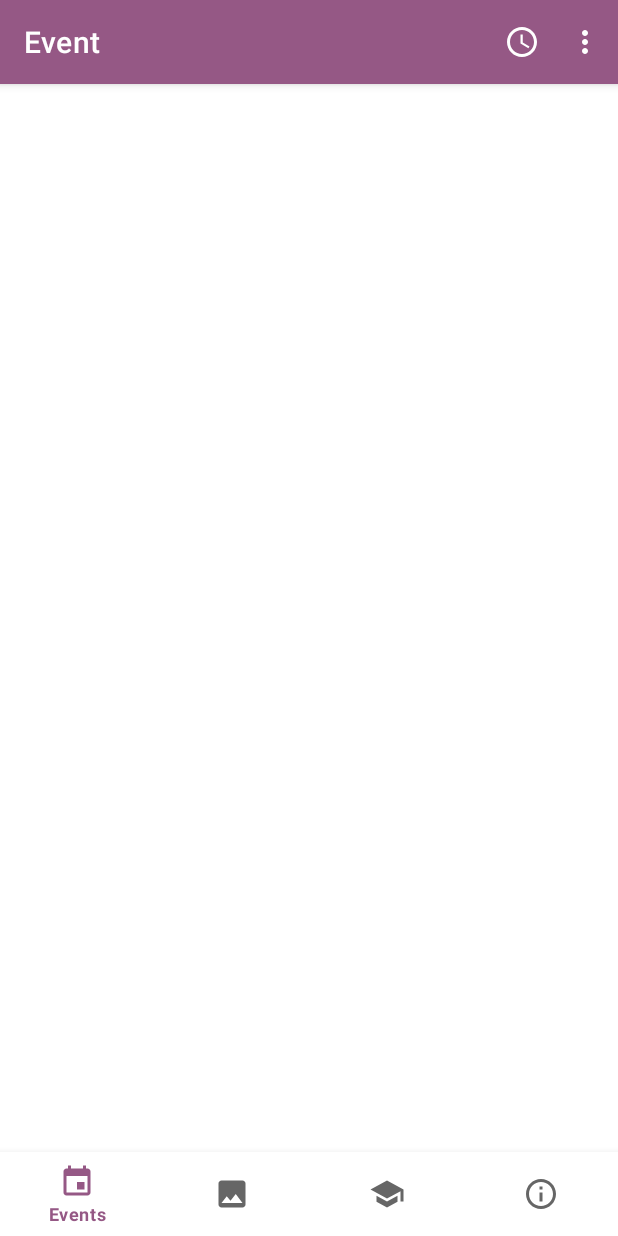
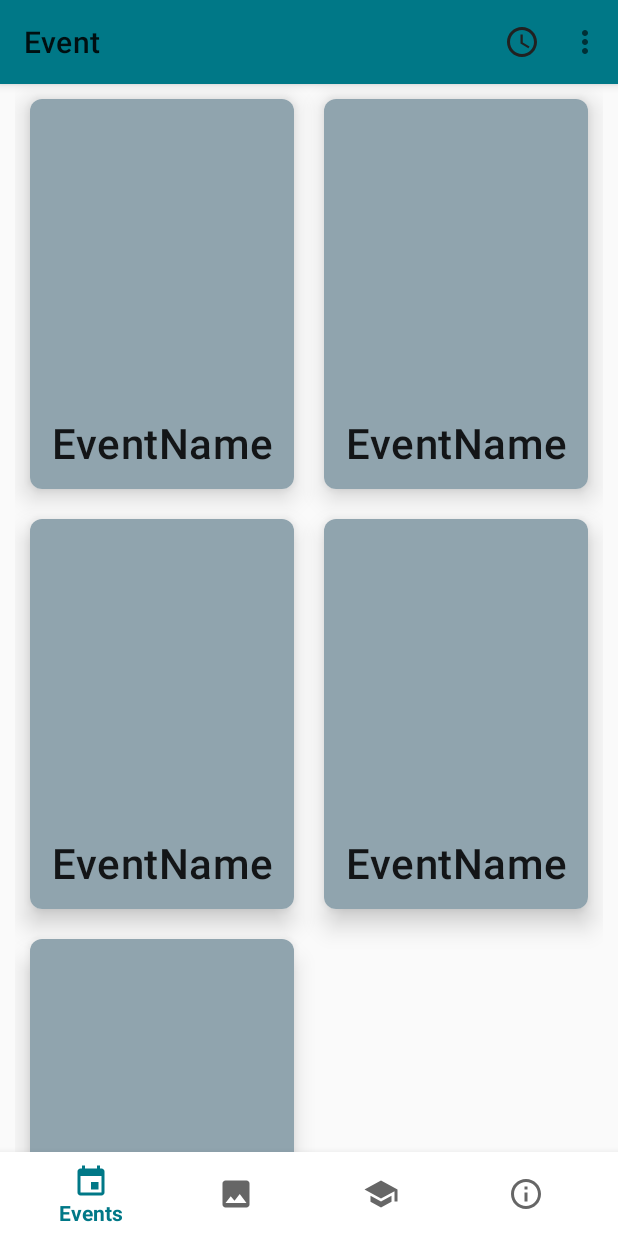
Before and after one commit to krnsree/TechUtsav2k20, an Android app: the screen it shows after launch (MainActivity), on a phone screen of 412 x 824 dp. Run offline under Robolectric (Android 15) with nearby library versions, the phone set to English and light mode, and no system bars.

Commit message:
complted event

```diff
--- a/app/src/main/java/com/example/techutsav/EventFragment.java
+++ b/app/src/main/java/com/example/techutsav/EventFragment.java
@@ -9,6 +9,8 @@ import androidx.annotation.NonNull;
 import androidx.appcompat.app.AppCompatActivity;
 import androidx.appcompat.widget.Toolbar;
 import androidx.fragment.app.Fragment;
+import androidx.recyclerview.widget.GridLayoutManager;
+import androidx.recyclerview.widget.RecyclerView;
 
 import android.view.LayoutInflater;
 import android.view.Menu;
@@ -27,7 +29,8 @@ public class EventFragment extends Fragment {
     public EventFragment() {
         // Required empty public constructor
     }
-
+    private RecyclerView eventsList;
+    private EventRecyclerViewAdapter adapter;
 
     @Override
     public View onCreateView(LayoutInflater inflater, ViewGroup container,
@@ -35,6 +38,14 @@ public class EventFragment extends Fragment {
         // Inflate the layout for this fragment
 
         View view = inflater.inflate(R.layout.fragment_event, container, false);
+
+        //RecyclerView
+        eventsList = view.findViewById(R.id.event_list);
+        eventsList.setHasFixedSize(true);
+        eventsList.setLayoutManager(new GridLayoutManager(getContext(),2,GridLayoutManager.VERTICAL,false));
+        adapter = new EventRecyclerViewAdapter(getContext());
+        eventsList.setAdapter(adapter);
+
 
         //Action Bar
         eventActionBar(view);
--- /dev/null
+++ b/app/src/main/java/com/example/techutsav/EventRecyclerViewAdapter.java
@@ -0,0 +1,42 @@
+package com.example.techutsav;
+
+import android.content.Context;
+import android.view.LayoutInflater;
+import android.view.View;
+import android.view.ViewGroup;
+
+import androidx.annotation.NonNull;
+import androidx.recyclerview.widget.RecyclerView;
+
+import java.util.List;
+
+public class EventRecyclerViewAdapter extends RecyclerView.Adapter<EventRecyclerViewAdapter.VIewHolder> {
+
+
+    public EventRecyclerViewAdapter(Context context) {
+    }
+
+    @NonNull
+    @Override
+    public VIewHolder onCreateViewHolder(@NonNull ViewGroup parent, int viewType) {
+        View cardView = LayoutInflater.from(parent.getContext()).inflate(R.layout.event_card_view,parent,false);
+        return new EventRecyclerViewAdapter.VIewHolder(cardView);
+    }
+
+    @Override
+    public void onBindViewHolder(@NonNull VIewHolder holder, int position) {
+
+    }
+
+
+    @Override
+    public int getItemCount() {
+        return 5;
+    }
+
+    public class VIewHolder extends RecyclerView.ViewHolder {
+        public VIewHolder(@NonNull View itemView) {
+            super(itemView);
+        }
+    }
+}
--- a/app/src/main/java/com/example/techutsav/MainActivity.java
+++ b/app/src/main/java/com/example/techutsav/MainActivity.java
@@ -5,8 +5,11 @@ import androidx.appcompat.app.AppCompatActivity;
 import androidx.fragment.app.Fragment;
 import androidx.fragment.app.FragmentTransaction;
 
+import android.graphics.Color;
 import android.os.Bundle;
 import android.view.MenuItem;
+import android.view.Window;
+import android.view.WindowManager;
 
 import com.google.android.material.bottomnavigation.BottomNavigationView;
 
@@ -16,6 +19,10 @@ public class MainActivity extends AppCompatActivity implements NavigationHost {
     protected void onCreate(Bundle savedInstanceState) {
         super.onCreate(savedInstanceState);
         setContentView(R.layout.activity_main);
+        Window window = getWindow();
+        window.addFlags(WindowManager.LayoutParams.FLAG_DRAWS_SYSTEM_BAR_BACKGROUNDS);
+        window.clearFlags(WindowManager.LayoutParams.FLAG_TRANSLUCENT_STATUS);
+        window.setStatusBarColor(getResources().getColor(R.color.colorPrimary));
 
         if(savedInstanceState == null){
 
@@ -26,6 +33,7 @@ public class MainActivity extends AppCompatActivity implements NavigationHost {
         }
 
         BottomNavigationView bottomNavigationView = findViewById(R.id.main_bottom_nav);
+
 
         bottomNavigationView.setOnNavigationItemSelectedListener(new BottomNavigationView.OnNavigationItemSelectedListener() {
             @Override
--- a/app/src/main/res/drawable/top_nav_schedule.xml
+++ b/app/src/main/res/drawable/top_nav_schedule.xml
@@ -4,6 +4,6 @@
         android:viewportWidth="24.0"
         android:viewportHeight="24.0">
     <path
-        android:fillColor="#FFFFFF"
+        android:fillColor="@color/toolBarColor"
         android:pathData="M11.99,2C6.47,2 2,6.48 2,12s4.47,10 9.99,10C17.52,22 22,17.52 22,12S17.52,2 11.99,2zM12,20c-4.42,0 -8,-3.58 -8,-8s3.58,-8 8,-8 8,3.58 8,8 -3.58,8 -8,8zM12.5,7L11,7v6l5.25,3.15 0.75,-1.23 -4.5,-2.67z"/>
 </vector>
--- a/app/src/main/res/layout/activity_main.xml
+++ b/app/src/main/res/layout/activity_main.xml
@@ -22,7 +22,11 @@
         android:layout_width="match_parent"
         android:layout_height="wrap_content"
         android:layout_gravity="bottom"
-        app:menu="@menu/bottom_nav_bar"/>
+        android:backgroundTint="#007887"
+        android:fitsSystemWindows="true"
+         android:background="#FFFFFF"
+        android:fadeScrollbars="true"
+        app:menu="@menu/bottom_nav_bar" />
 
 
 
--- /dev/null
+++ b/app/src/main/res/layout/event_card_view.xml
@@ -0,0 +1,62 @@
+<?xml version="1.0" encoding="utf-8"?>
+<androidx.cardview.widget.CardView xmlns:android="http://schemas.android.com/apk/res/android"
+    xmlns:app="http://schemas.android.com/apk/res-auto"
+    android:orientation="vertical"
+    android:layout_width="match_parent"
+    android:layout_height="260dp"
+    android:layout_margin="10dp"
+    app:cardElevation="10dp"
+    app:cardCornerRadius="8dp"
+    app:cardPreventCornerOverlap="true">
+
+    <RelativeLayout
+        android:layout_width="match_parent"
+        android:layout_height="wrap_content">
+
+     <ImageView
+         android:id="@+id/event_frag_image_view"
+         android:layout_width="match_parent"
+         android:layout_height="match_parent"
+         android:src="@color/placeHolderColor"
+         app:layout_constraintTop_toTopOf="parent"
+         app:layout_constraintLeft_toLeftOf="parent"
+         app:layout_constraintRight_toRightOf="parent"
+         android:scaleType="centerCrop"/>
+
+        <TextView
+
+            android:id="@+id/event_frag_title"
+            android:layout_width="match_parent"
+            android:layout_height="wrap_content"
+            android:layout_alignParentBottom="true"
+            android:gravity="center"
+            android:text="EventName"
+            android:textSize="28sp"
+            app:layout_constraintLeft_toLeftOf="parent"
+            app:layout_constraintRight_toRightOf="parent"
+            android:paddingTop="12dp"
+            android:paddingBottom="12dp"
+            android:paddingStart="12dp"
+            android:paddingEnd="12dp"
+            android:textAppearance="?attr/textAppearanceHeadline6"/>
+
+
+
+
+
+
+
+
+
+
+    </RelativeLayout>
+
+
+
+
+
+
+
+
+
+</androidx.cardview.widget.CardView>
--- a/app/src/main/res/layout/fragment_event.xml
+++ b/app/src/main/res/layout/fragment_event.xml
@@ -1,8 +1,9 @@
 <?xml version="1.0" encoding="utf-8"?>
-<FrameLayout xmlns:android="http://schemas.android.com/apk/res/android"
+<LinearLayout xmlns:android="http://schemas.android.com/apk/res/android"
     xmlns:tools="http://schemas.android.com/tools"
     android:layout_width="match_parent"
     android:layout_height="match_parent"
+    android:orientation="vertical"
     xmlns:app="http://schemas.android.com/apk/res-auto"
     tools:context=".EventFragment">
 
@@ -16,10 +17,26 @@
             android:layout_width="match_parent"
             android:layout_height="?attr/actionBarSize"
             app:titleTextAppearance="?attr/textAppearanceHeadline6"
-            app:title="Event"
-            app:titleTextColor="#ffffff"/>
+            app:title="Event" />
     </com.google.android.material.appbar.AppBarLayout>
 
 
 
-</FrameLayout>
+            <androidx.recyclerview.widget.RecyclerView
+                android:layout_width="match_parent"
+                android:layout_height="match_parent"
+                android:paddingLeft="10dp"
+                android:paddingRight="10dp"
+                android:layout_marginBottom="56dp"
+                android:id="@+id/event_list"/>
+
+
+
+
+
+
+
+
+
+
+</LinearLayout>
--- /dev/null
+++ b/app/src/main/res/values-v23/styles.xml
@@ -0,0 +1,13 @@
+<?xml version="1.0" encoding="utf-8"?>
+<resources xmlns:tools="http://schemas.android.com/tools">
+
+    <style name="AppTheme" parent="Theme.AppCompat.Light.NoActionBar">
+        <!-- Customize your theme here. -->
+        <item name="colorPrimary">@color/colorPrimary</item>
+        <item name="colorPrimaryDark">@color/colorPrimaryDark</item>
+        <item name="colorAccent">@color/colorAccent</item>
+        <item name="android:windowLightStatusBar" tools:targetApi="23">true</item>
+
+    </style>
+
+</resources>
--- a/app/src/main/res/values/colors.xml
+++ b/app/src/main/res/values/colors.xml
@@ -1,8 +1,14 @@
 <?xml version="1.0" encoding="utf-8"?>
 <resources>
-    <color name="colorPrimary">#955885</color>
-    <color name="colorPrimaryDark">#5C4D58</color>
-    <color name="colorAccent">#D54fB1</color>
+    <color name="colorPrimary">#007887</color>
+    <color name="colorPrimaryDark">#007887</color>
+    <color name="colorAccent">#0D47A1</color>
+
+    //ToolBar color
+    <color name="toolBarColor">#212121</color>
+
+    //PlaceHolder
+    <color name="placeHolderColor">#90A4AE</color>
 
 
     #955885
--- a/app/src/main/res/values/styles.xml
+++ b/app/src/main/res/values/styles.xml
@@ -19,4 +19,6 @@
 
 
 
+
+
 </resources>
```
Also changed, not shown: app/src/main/res/mipmap-hdpi/image_placeholder.png (added), app/src/main/res/mipmap-mdpi/image_placeholder.png (added), app/src/main/res/mipmap-xhdpi/image_placeholder.png (added), app/src/main/res/mipmap-xxhdpi/image_placeholder.png (added), app/src/main/res/mipmap-xxxhdpi/image_placeholder.png (added).
